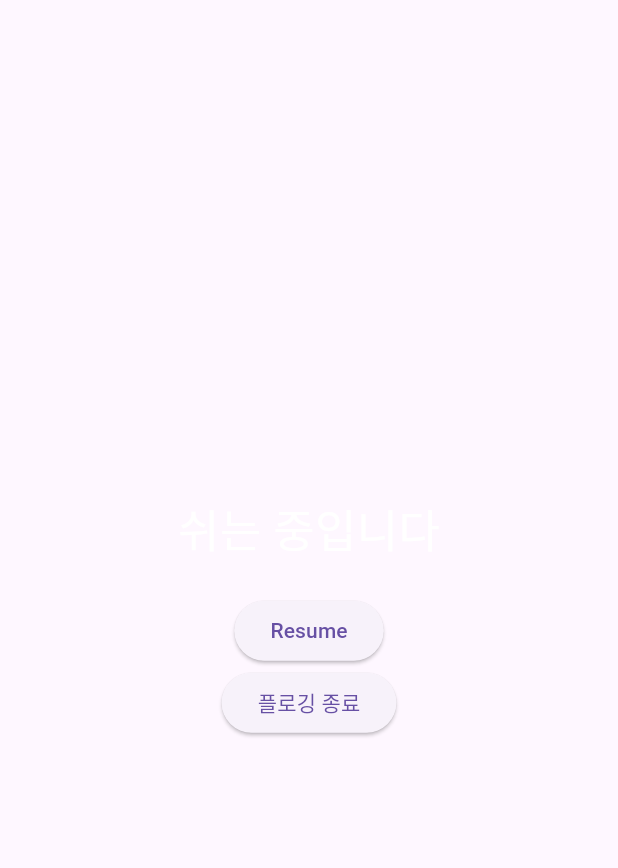
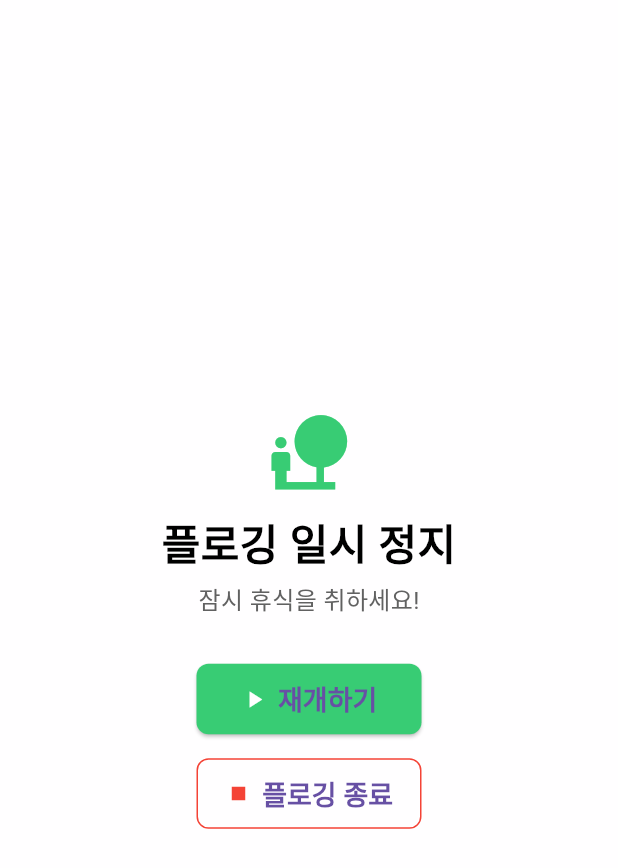
Before and after one commit to pdh0927/pwith, a Flutter app: the PausedContent widget shown alone on an empty page, opened directly with empty values, on a phone screen of 412 x 824 dp. Shown: the top 868 px of the screen. Run offline on Flutter 3.47's test engine with Material 3 defaults, Android fonts, the phone set to English and light mode, and no system bars; our stand-ins replace cloud_firestore, firebase_auth, firebase_core, firebase_storage, flutter_dotenv, flutter_riverpod and 6 more; missing offline and left inert: kakao_flutter_sdk_user; accounts and stored records are empty.

Commit message:
cleanup: add design

```diff
--- a/lib/plogging/component/plogging_play/paused_content.dart
+++ b/lib/plogging/component/plogging_play/paused_content.dart
@@ -1,5 +1,7 @@
 import 'package:flutter/material.dart';
+import 'package:pwith/common/const/colors.dart';
 
+// 플로깅 정지 화면 내용
 class PausedContent extends StatelessWidget {
   const PausedContent({
     super.key,
@@ -12,27 +14,84 @@ class PausedContent extends StatelessWidget {
 
   @override
   Widget build(BuildContext context) {
-    return Center(
+    return Container(
+      color: Colors.white.withOpacity(0.9), // 약간의 투명도를 가진 배경
+      child: Center(
         child: Column(
           mainAxisAlignment: MainAxisAlignment.center,
           children: [
+            const Icon(
+              Icons.nature_people,
+              size: 60,
+              color: PRIMARY_COLOR,
+            ),
+
+            const SizedBox(height: 10),
+
             const Text(
-            '쉬는 중입니다',
+              '플로깅 일시 정지',
               style: TextStyle(
-              fontSize: 30,
-              color: Colors.white,
+                fontSize: 28,
+                color: Colors.black,
+                fontWeight: FontWeight.bold,
               ),
             ),
-          const SizedBox(height: 20),
-          ElevatedButton(
+
+            const SizedBox(height: 5),
+
+            Text(
+              '잠시 휴식을 취하세요!',
+              style: TextStyle(
+                fontSize: 16,
+                color: Colors.grey[700],
+              ),
+            ),
+
+            const SizedBox(height: 30),
+
+            // 재개하기 버튼
+            SizedBox(
+              width: 150,
+              child: ElevatedButton.icon(
                 onPressed: resumeTimer,
-            child: const Text('Resume'),
+                icon: const Icon(Icons.play_arrow, color: Colors.white),
+                label: const Text('재개하기'),
+                style: ElevatedButton.styleFrom(
+                  backgroundColor: PRIMARY_COLOR,
+                  padding:
+                      const EdgeInsets.symmetric(horizontal: 15, vertical: 10),
+                  textStyle: const TextStyle(
+                      fontSize: 18, fontWeight: FontWeight.bold),
+                  shape: RoundedRectangleBorder(
+                    borderRadius: BorderRadius.circular(8),
                   ),
-          ElevatedButton(
-            onPressed: onEnd, // 종료 버튼
-            child: const Text('플로깅 종료'),
+                ),
+              ),
+            ),
+
+            const SizedBox(height: 15),
+
+            // 종료하기 버튼
+            SizedBox(
+              width: 150,
+              child: OutlinedButton.icon(
+                onPressed: onEnd,
+                icon: const Icon(Icons.stop, color: Colors.red),
+                label: const Text('플로깅 종료'),
+                style: OutlinedButton.styleFrom(
+                  side: const BorderSide(color: Colors.red),
+                  padding:
+                      const EdgeInsets.symmetric(horizontal: 15, vertical: 10),
+                  textStyle: const TextStyle(
+                      fontSize: 18, fontWeight: FontWeight.bold),
+                  shape: RoundedRectangleBorder(
+                    borderRadius: BorderRadius.circular(8),
+                  ),
+                ),
+              ),
             ),
           ],
+        ),
       ),
     );
   }
```
Lines whose indentation alone changed are shown as unchanged.
